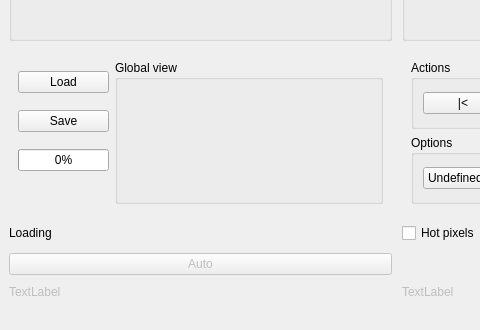
Old version of the form ui/tamanoir_simple.ui in the repository cseyve/tamanoir; both pictures show x 0 to 480 and y 291 to 621 of the 793 by 621 pixel window.
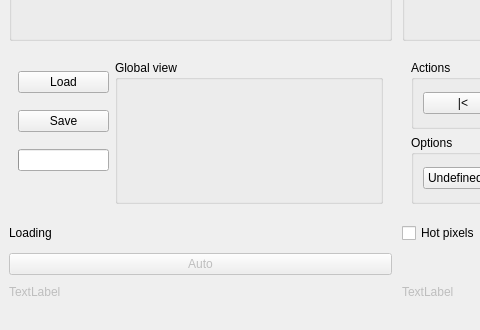
New version of the form. Icons and pictures are not drawn. Custom widgets are drawn as their Qt base class.

Commit message: - merge with MacOS X evolutions : mostly some GUI improvements

Diff of the .ui file:
```diff
--- a/ui/tamanoir_simple.ui
+++ b/ui/tamanoir_simple.ui
@@ -82,6 +82,9 @@
              <property name="value" >
               <number>0</number>
              </property>
+             <property name="textVisible" >
+              <bool>false</bool>
+             </property>
              <property name="orientation" >
               <enum>Qt::Horizontal</enum>
              </property>
```
Left out of the diff: 3 changed lines with no effect on the pictures. The commit also changes 3 other files.
